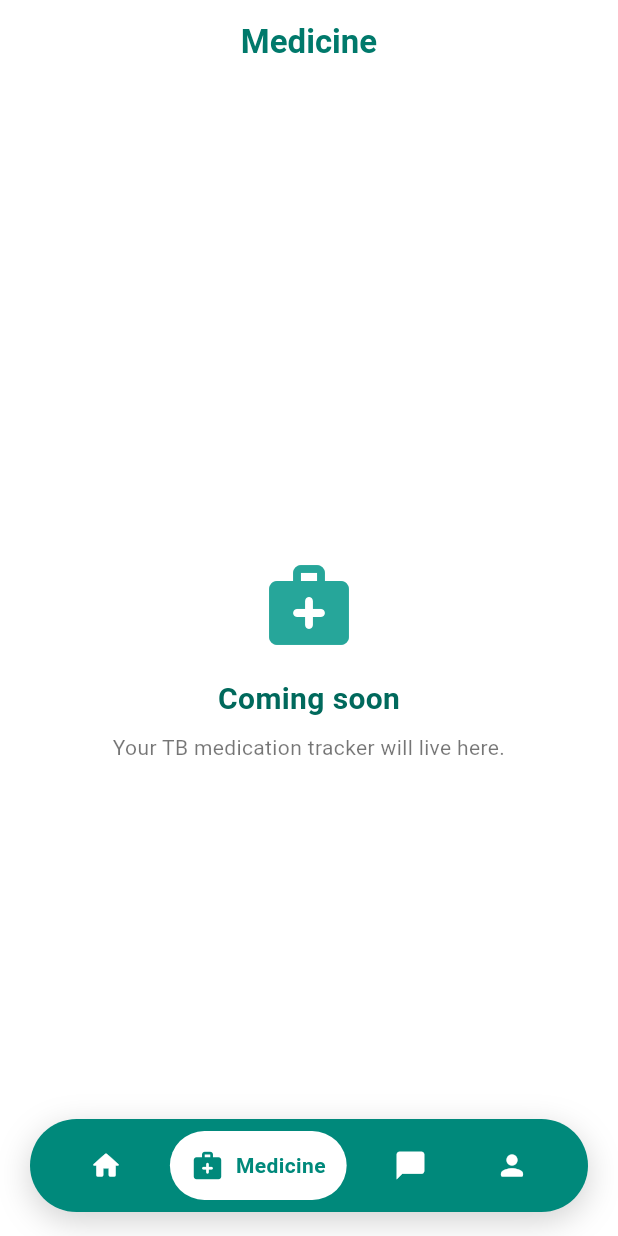
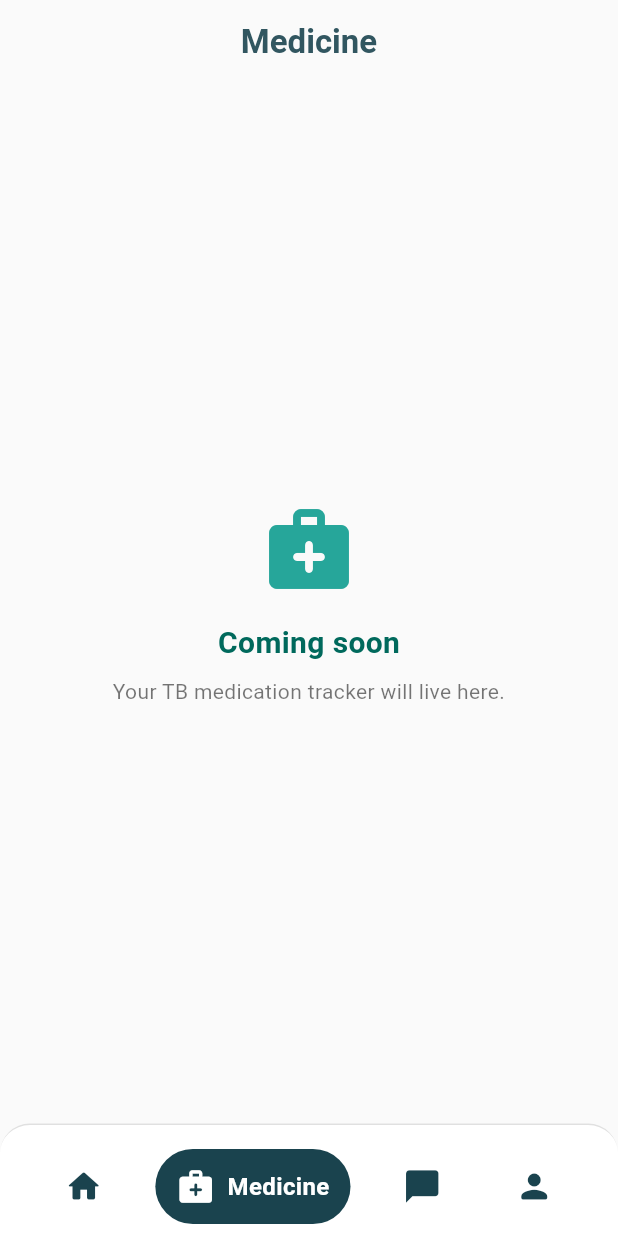
Before and after one commit to AdityaZulkarnaen/TBXpert, a Flutter app: the screen it shows after launch, item 2 of the bottom bar chosen, on a phone screen of 412 x 824 dp. Run offline on Flutter 3.47's test engine with Material 3 defaults, Android fonts, the phone set to English and light mode, and no system bars; our stand-ins replace permission_handler; missing offline and left inert: record.

Commit message:
fix: revamp navbar and color

```diff
--- a/lib/main.dart
+++ b/lib/main.dart
@@ -17,7 +17,7 @@ class TBXpertApp extends StatelessWidget {
       theme: ThemeData(
         useMaterial3: true,
         colorScheme: ColorScheme.fromSeed(seedColor: Colors.teal),
-        scaffoldBackgroundColor: Colors.white,
+        scaffoldBackgroundColor: Colors.grey.shade50,
       ),
       home: const MainShell(),
     );
--- a/lib/screens/home_screen.dart
+++ b/lib/screens/home_screen.dart
@@ -165,7 +165,7 @@ class _HomeScreenState extends State<HomeScreen> {
     final bool isAnalyzing = _phase == RecordingPhase.analyzing;
 
     final Color micColor =
-        isRecording ? Colors.red.shade600 : const Color(0xFF00897B);
+        isRecording ? Colors.red.shade600 : const Color(0xFF315660);
     final IconData micIcon = isRecording ? Icons.stop : Icons.mic;
 
     return SafeArea(
--- a/lib/screens/main_shell.dart
+++ b/lib/screens/main_shell.dart
@@ -42,15 +42,13 @@ class _MainShellState extends State<MainShell> {
   @override
   Widget build(BuildContext context) {
     return Scaffold(
-      extendBody: true,
-      backgroundColor: Colors.white,
       appBar: AppBar(
         title: Text(
           _titles[_index],
           style: const TextStyle(fontWeight: FontWeight.bold),
         ),
-        backgroundColor: Colors.white,
-        foregroundColor: Colors.teal.shade700,
+        backgroundColor: Colors.grey.shade50,
+        foregroundColor: Color(0xFF315660),
         elevation: 0,
         centerTitle: true,
       ),
--- a/lib/widgets/floating_nav_bar.dart
+++ b/lib/widgets/floating_nav_bar.dart
@@ -25,42 +25,37 @@ class FloatingNavBar extends StatelessWidget {
   });
 
   // Visual tokens — kept here so the look stays consistent.
-  static const Color _barColor = Color(0xFF00897B);
-  static const Color _activeColor = Colors.white; // Colors.deepPurpleAccent; --- IGNORE ---
+  static const Color _barColor = Colors.white;
+  static const Color _activeColor = Color(0xFF1a434e); // Colors.deepPurpleAccent; --- IGNORE ---
   static const Color _iconColor = Colors.white;
 
   @override
   Widget build(BuildContext context) {
-    return SafeArea(
-      top: false,
-      child: Padding(
-        padding: const EdgeInsets.fromLTRB(20, 8, 20, 16),
-        child: Container(
-          decoration: BoxDecoration(
+    final double bottomInset = MediaQuery.of(context).viewPadding.bottom;
+
+    return Container(
+      decoration: const BoxDecoration(
         color: _barColor,
-            borderRadius: BorderRadius.circular(40),
-            boxShadow: [
-              BoxShadow(
-                color: Colors.black.withValues(alpha: 0.18),
-                blurRadius: 18,
-                offset: const Offset(0, 6),
+        borderRadius: BorderRadius.only(
+          topLeft: Radius.circular(20),
+          topRight: Radius.circular(20),
         ),
-            ],
+        border: Border(
+          top: BorderSide(color: Colors.black12, width: 1),
         ),
-          padding: const EdgeInsets.symmetric(horizontal: 8, vertical: 8),
+      ),
+      padding: EdgeInsets.fromLTRB(8, 16, 8, 8 + bottomInset),
       child: Row(
         mainAxisAlignment: MainAxisAlignment.spaceEvenly,
         children: List.generate(items.length, (i) {
           return _NavItemTile(
             item: items[i],
             active: i == currentIndex,
-                activeColor: Colors.white, // _activeColor, --- IGNORE ---
-                iconColor: (i == currentIndex) ? Colors.teal.shade600 : Colors.white, // _iconColor, --- IGNORE ---
+            activeColor: Color(0xFF1a434e), // _activeColor, --- IGNORE ---
+            iconColor: (i == currentIndex) ?  Colors.white : Color(0xFF1a434e), // _iconColor, --- IGNORE ---
             onTap: () => onTap(i),
           );
         }),
-          ),
-        ),
       ),
     );
   }
@@ -97,7 +92,7 @@ class _NavItemTile extends StatelessWidget {
         child: Row(
           mainAxisSize: MainAxisSize.min,
           children: [
-            Icon(item.icon, color: iconColor, size: 22),
+            Icon(item.icon, color: iconColor, size: 26),
             // AnimatedSize collapses the label to width 0 when inactive,
             // so tapping a tab smoothly grows the pill.
             ClipRect(
@@ -111,7 +106,7 @@ class _NavItemTile extends StatelessWidget {
                           item.label,
                           style: TextStyle(
                             color: iconColor,
-                            fontSize: 14,
+                            fontSize: 16,
                             fontWeight: FontWeight.w600,
                           ),
                         ),
```
Lines whose indentation alone changed are shown as unchanged.
